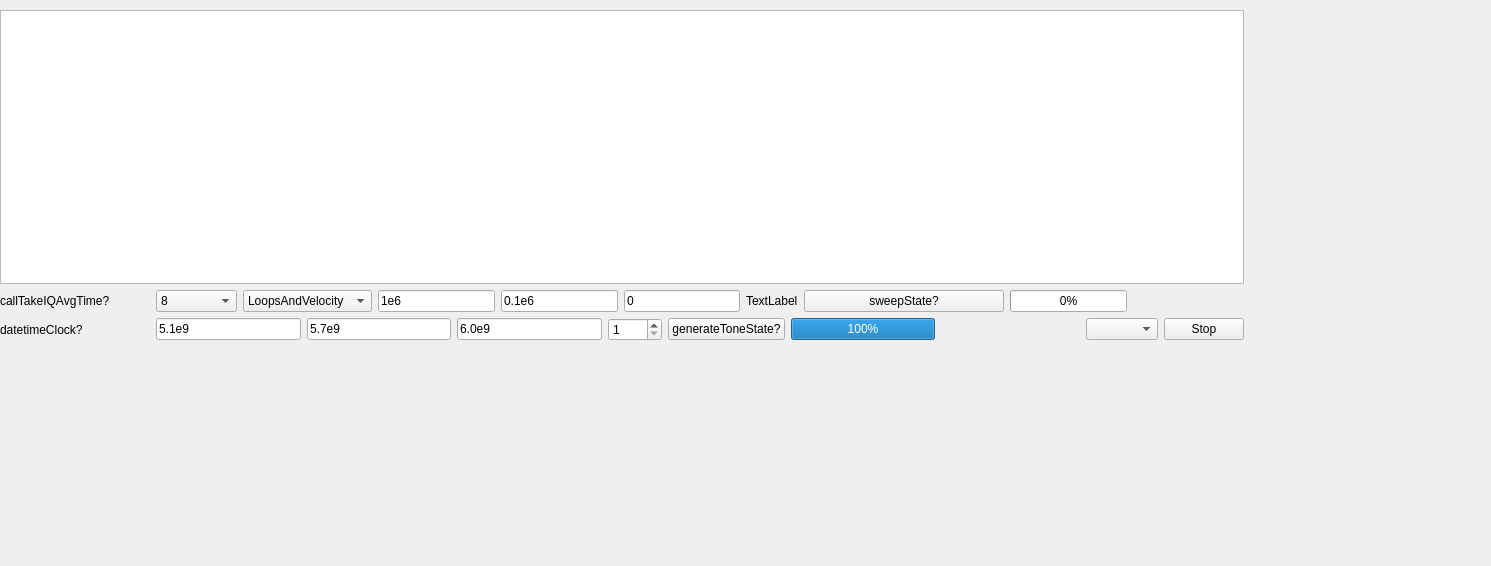
This is DataReadout/ChannelizerControls/PlotPhaseStreamWidget.ui in adamanderson/MkidDigitalReadout as Qt 5 draws it before an edit. The edited form follows.
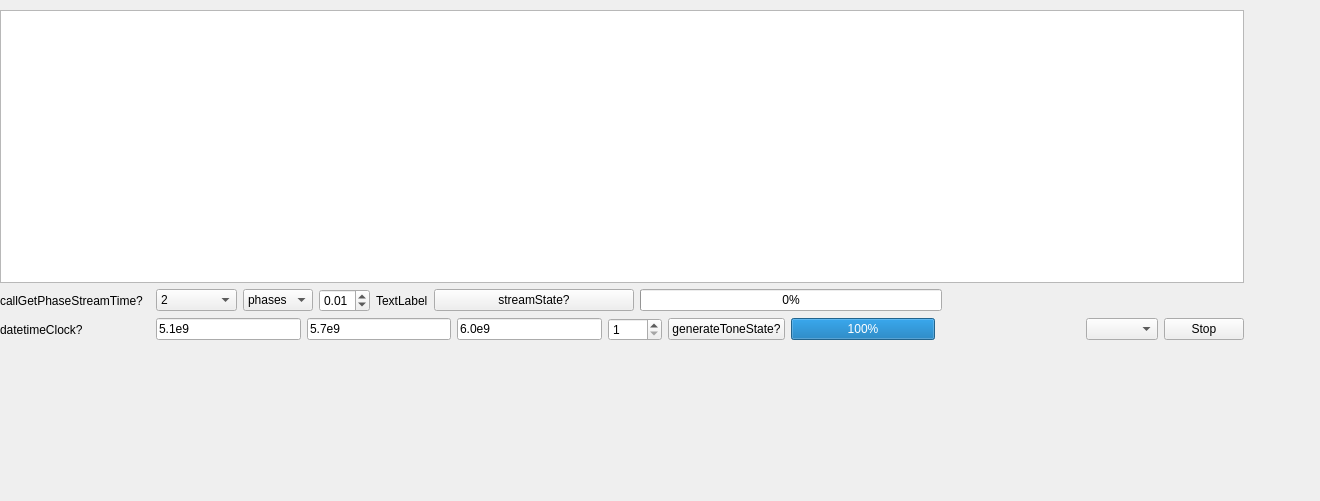
This is the edited form. Custom widgets are drawn as their Qt base class.

Commit message: first step: plot just the phases

Patch:
```diff
--- a/DataReadout/ChannelizerControls/PlotPhaseStreamWidget.ui
+++ b/DataReadout/ChannelizerControls/PlotPhaseStreamWidget.ui
@@ -6,8 +6,8 @@
    <rect>
     <x>0</x>
     <y>0</y>
-    <width>1491</width>
-    <height>566</height>
+    <width>1320</width>
+    <height>501</height>
    </rect>
   </property>
   <property name="windowTitle">
@@ -39,7 +39,7 @@
     <item>
      <layout class="QHBoxLayout" name="horizontalLayout_4">
       <item>
-       <widget class="QLabel" name="callIQTakeAvgTime">
+       <widget class="QLabel" name="callGetPhaseStreamTime">
         <property name="minimumSize">
          <size>
           <width>150</width>
@@ -47,7 +47,7 @@
          </size>
         </property>
         <property name="text">
-         <string>callTakeIQAvgTime?</string>
+         <string>callGetPhaseStreamTime?</string>
         </property>
        </widget>
       </item>
@@ -57,7 +57,7 @@
          <string>Symbol Size</string>
         </property>
         <property name="currentIndex">
-         <number>4</number>
+         <number>2</number>
         </property>
         <item>
          <property name="text">
@@ -108,53 +108,21 @@
         </property>
         <item>
          <property name="text">
-          <string>LoopsAndVelocity</string>
+          <string>phases</string>
          </property>
         </item>
-        <item>
-         <property name="text">
-          <string>IQ</string>
-         </property>
-        </item>
-        <item>
-         <property name="text">
-          <string>MagPhase</string>
-         </property>
-        </item>
-        <item>
-         <property name="text">
-          <string>PeakFinder</string>
-         </property>
-        </item>
        </widget>
       </item>
       <item>
-       <widget class="QLineEdit" name="loSpanHz">
-        <property name="toolTip">
-         <string>LO Span (Hz)</string>
+       <widget class="QDoubleSpinBox" name="duration">
+        <property name="maximum">
+         <double>2.000000000000000</double>
         </property>
-        <property name="text">
-         <string>1e6</string>
+        <property name="singleStep">
+         <double>0.010000000000000</double>
         </property>
-       </widget>
-      </item>
-      <item>
-       <widget class="QLineEdit" name="loStepHz">
-        <property name="toolTip">
-         <string>LO Step (Hz)</string>
-        </property>
-        <property name="text">
-         <string>0.1e6</string>
-        </property>
-       </widget>
-      </item>
-      <item>
-       <widget class="QLineEdit" name="loOffsetHz">
-        <property name="toolTip">
-         <string>LO Offset (Hz)</string>
-        </property>
-        <property name="text">
-         <string>0</string>
+        <property name="value">
+         <double>0.010000000000000</double>
         </property>
        </widget>
       </item>
@@ -166,7 +134,7 @@
        </widget>
       </item>
       <item>
-       <widget class="QPushButton" name="sweepState">
+       <widget class="QPushButton" name="streamState">
         <property name="sizePolicy">
          <sizepolicy hsizetype="Fixed" vsizetype="Fixed">
           <horstretch>0</horstretch>
@@ -186,7 +154,7 @@
          </size>
         </property>
         <property name="text">
-         <string>sweepState?</string>
+         <string>streamState?</string>
         </property>
         <property name="checkable">
          <bool>false</bool>
@@ -194,7 +162,7 @@
        </widget>
       </item>
       <item>
-       <widget class="QProgressBar" name="sweepProgressBar">
+       <widget class="QProgressBar" name="streamProgressBar">
         <property name="value">
          <number>0</number>
         </property>
```
The commit also changes 1 other file.
